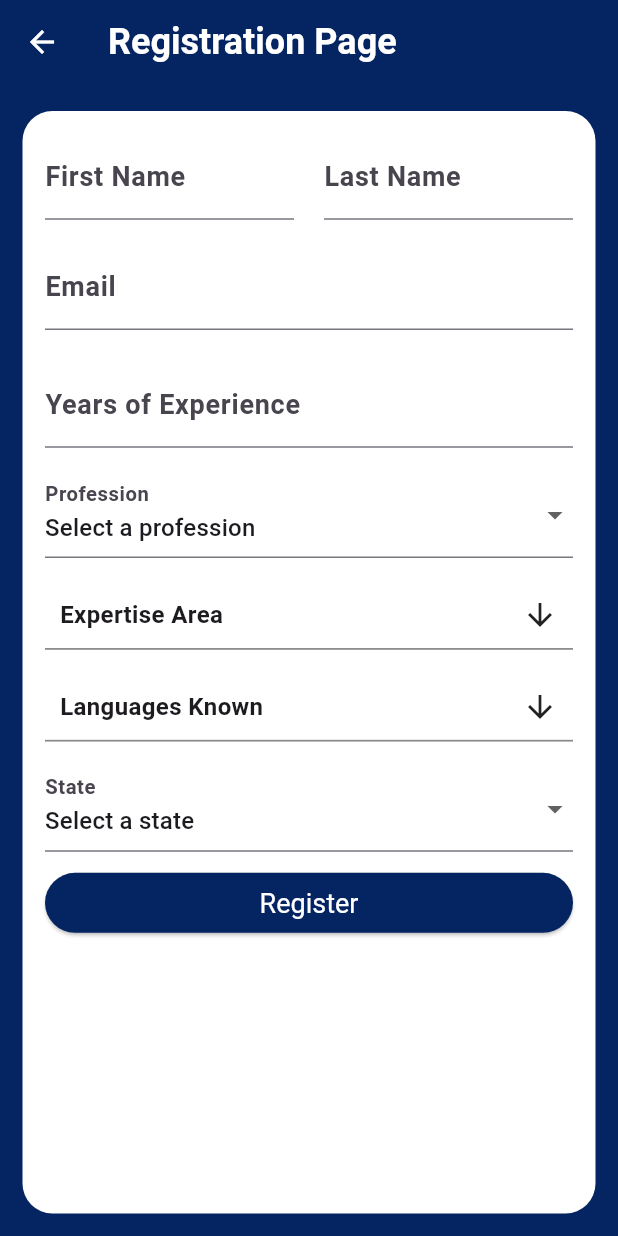
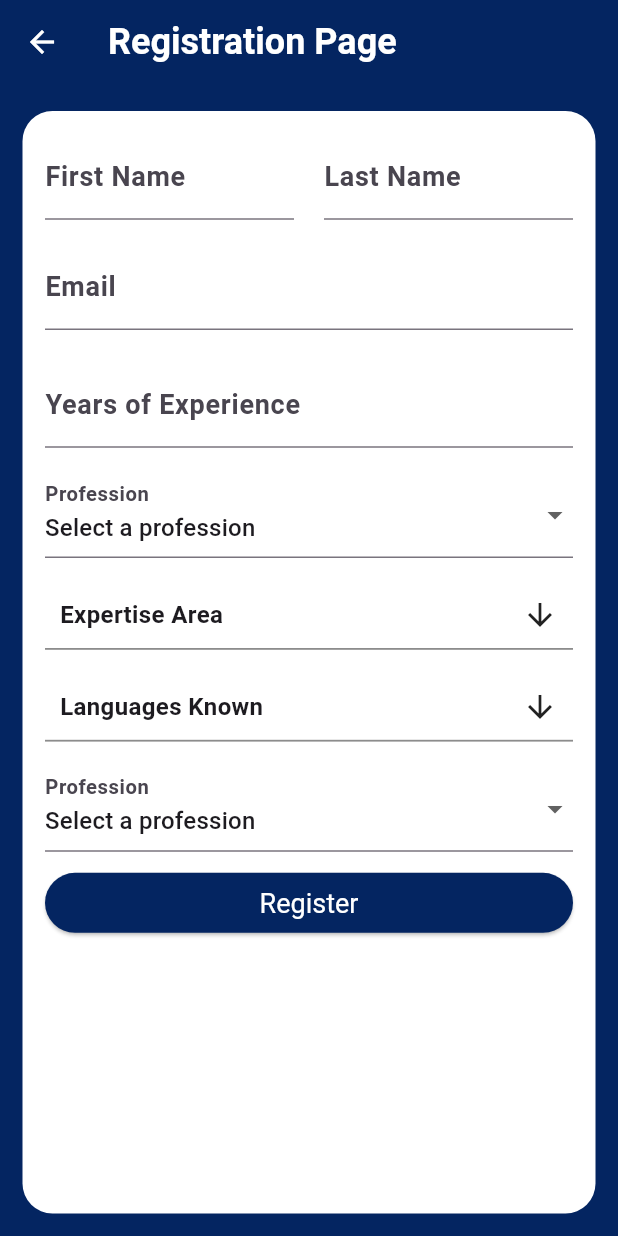
Before and after one commit to aayushi16dex/LegalRights-Frontend, a Flutter app: the SignUpScreen screen opened directly, on a phone screen of 412 x 824 dp. Run offline on Flutter 3.47's test engine with Material 3 defaults, Android fonts, the phone set to English and light mode, and no system bars; drawn by our look-alikes of multi_select_flutter; our stand-ins replace file_picker, shared_preferences; missing offline and left inert: universal_html; accounts and stored records are empty; network calls fail; Roboto replaces fonts that are missing (PressStart2P).

```diff
--- a/lib/api_call/dropdown_api/professionDropdown_apiCall.dart
+++ b/lib/api_call/dropdown_api/professionDropdown_apiCall.dart
@@ -23,7 +23,7 @@ class ProfessionDropDownApi {
       });
       if (response.statusCode == 200) {
         final List<dynamic> data = jsonDecode(response.body);
-        print("professtion list send: $data");
+        //print("professtion list send: $data");
         return data;
       } else {
         throw ScaffoldMessenger.of(context).showSnackBar(const SnackBar(
--- a/lib/presentation/register/widget/legalExpertField_form.dart
+++ b/lib/presentation/register/widget/legalExpertField_form.dart
@@ -222,11 +222,11 @@ class _ExpertFormFieldWidget extends State<ExpertFormFieldWidget> {
           ),
           const SizedBox(height: 16.0),
           DropdownButtonFormField<Map<String, dynamic>>(
-            value: selectedState,
+  value: selectedProfession,
   onChanged: (Map<String, dynamic>? newValue) {
     setState(() {
-                selectedState = newValue;
-                expertSignupController.stateController.text =
+      selectedProfession = newValue;
+      expertSignupController.professionController.text =
           newValue?['id'] ?? '';
     });
   },
@@ -235,20 +235,23 @@ class _ExpertFormFieldWidget extends State<ExpertFormFieldWidget> {
     const DropdownMenuItem<Map<String, dynamic>>(
       value:
           null, // Set the value to null or any other value that won't match any item
-                child: Text('Select a state'),
+      child: Text('Select a profession'),
     ),
-              ...states.map<DropdownMenuItem<Map<String, dynamic>>>(
+    ...professions.map<DropdownMenuItem<Map<String, dynamic>>>(
       (item) => DropdownMenuItem<Map<String, dynamic>>(
         value: item,
-                  child: Text(item['stateName'] ?? ''),
+        child: Text(item['professionName'] ?? ''),
       ),
     )
   ],
-            decoration: const InputDecoration(
-              labelText: 'State',
+  decoration: InputDecoration(
+    labelText: 'Profession',
     labelStyle: TextStyle(fontSize: 18, fontWeight: FontWeight.bold),
+    icon: selectedProfession != null ? Icon(Icons.arrow_drop_down) : null,
+    // Add your custom arrow icon only if a profession is selected
   ),
 ),
+
         ],
       ),
     );
--- a/lib/services/admin_dashboard/addSection.dart
+++ b/lib/services/admin_dashboard/addSection.dart
@@ -93,7 +93,6 @@ class AddSection extends StatelessWidget {
                   ),
                 ),
                 validator: (value) {
-                  // Add validator logic for Title
                   if (value == null || value.isEmpty) {
                     return 'Title is required';
                   }
@@ -111,7 +110,6 @@ class AddSection extends StatelessWidget {
                   ),
                 ),
                 validator: (value) {
-                  // Add validator logic for Sub Title
                   if (value == null || value.isEmpty) {
                     return 'Sub Title is required';
                   }
@@ -130,7 +128,6 @@ class AddSection extends StatelessWidget {
                   ),
                 ),
                 validator: (value) {
-                  // Add validator logic for Summary
                   if (value == null || value.isEmpty) {
                     return 'Summary is required';
                   }
@@ -142,7 +139,7 @@ class AddSection extends StatelessWidget {
                 child: ElevatedButton(
                   onPressed: () {
                     if (_formKey.currentState!.validate()) {
-                      submitForm(context); // Pass the context to submitForm
+                      submitForm(context);
                     }
                   },
                   child: const Text('Submit', style: TextStyle(fontSize: 18)),
--- a/lib/services/admin_dashboard/viewSection.dart
+++ b/lib/services/admin_dashboard/viewSection.dart
@@ -42,7 +42,6 @@ class _ViewSectionState extends State<ViewSection> {
           if (snapshot.connectionState == ConnectionState.waiting) {
             return const Center(
               child: CircularProgressIndicator(
-                // Set the color of CircularProgressIndicator
                 valueColor: AlwaysStoppedAnimation<Color>(
                   const Color.fromARGB(255, 4, 37, 97),
                 ),
@@ -110,7 +109,6 @@ class _ViewSectionState extends State<ViewSection> {
                               color: Colors.black87,
                             ),
                           ),
-                          // You can add more details if needed
                         ],
                       ),
                     ),
```
Also changed, not shown: lib/presentation/admin_dashboard/dialogue_alert/add_organisationFormAlert.dart (+50 -23 lines), lib/services/admin_dashboard/detailSection.dart (+2 -5 lines). Lines whose indentation alone changed are shown as unchanged.
